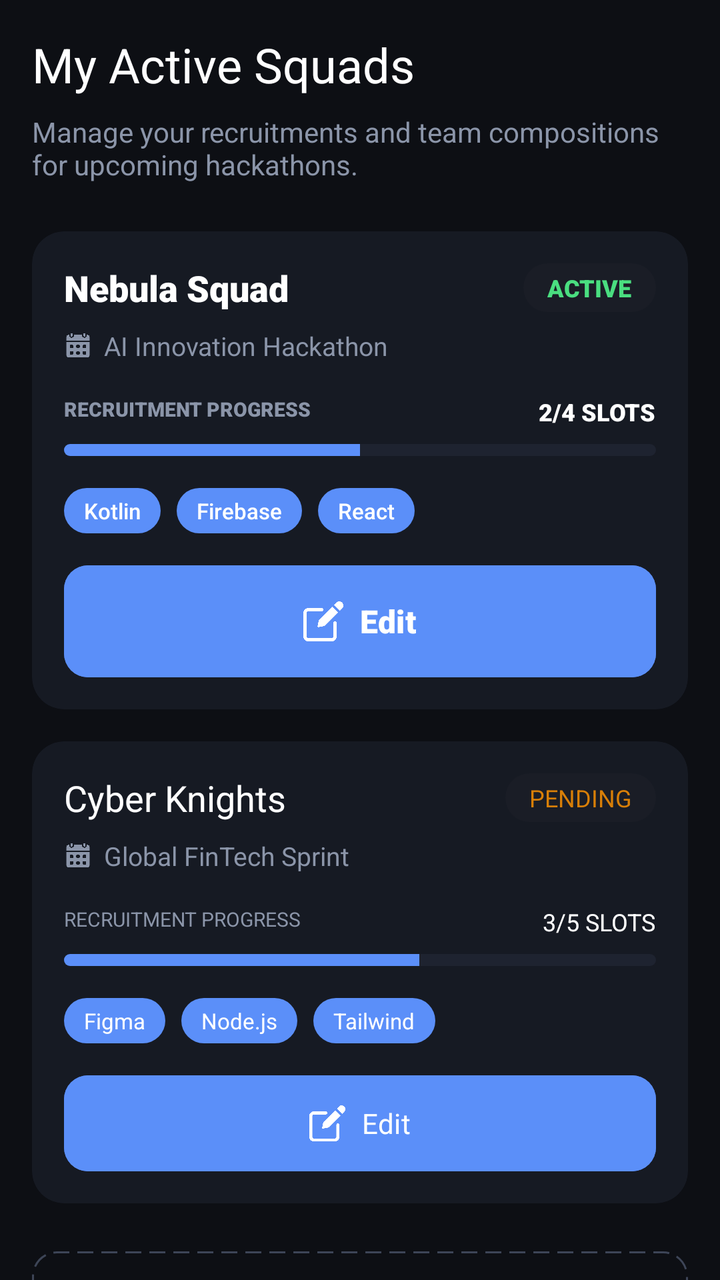
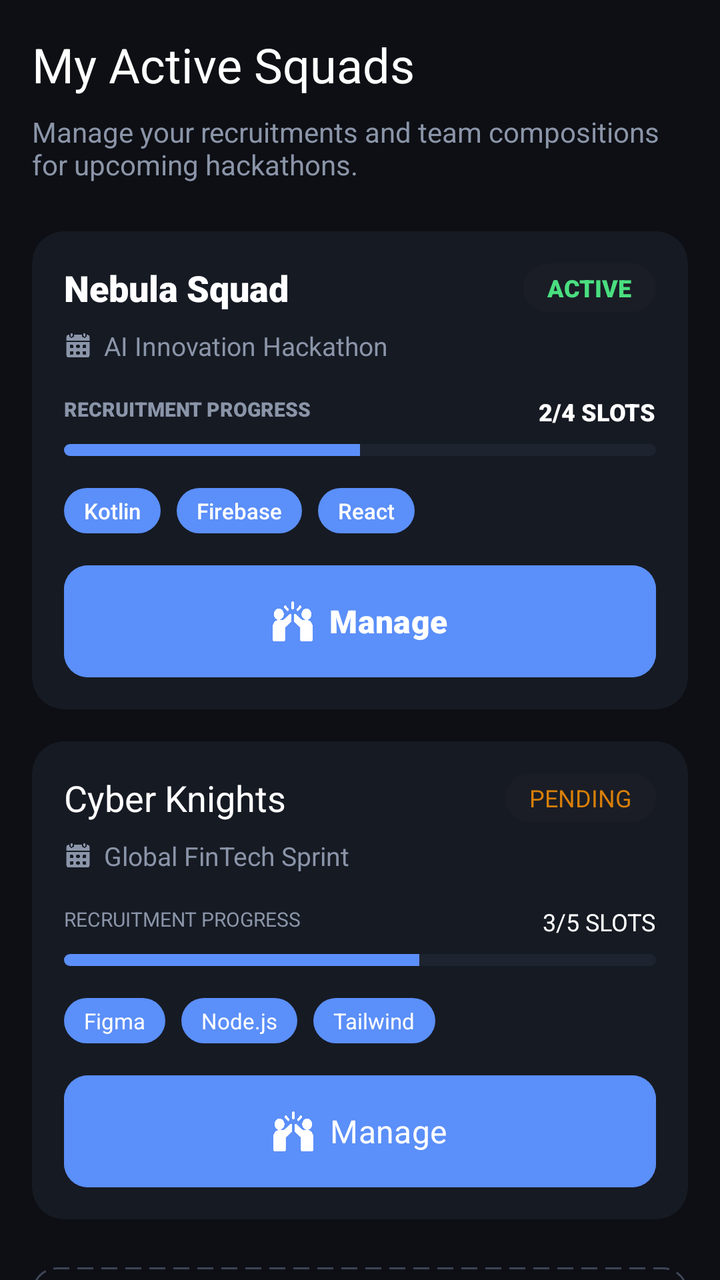

The first picture is an Android layout as it rendered before a commit; the second is the same layout after the commit. The layout source and the unified diff follow.
<!-- AndroidManifest.xml: application theme Theme.Joko -->
<!-- res/layout/fragment_tim_anda.xml -->
<?xml version="1.0" encoding="utf-8"?>
<androidx.core.widget.NestedScrollView xmlns:android="http://schemas.android.com/apk/res/android"
    xmlns:app="http://schemas.android.com/apk/res-auto"
    android:layout_width="match_parent"
    android:layout_height="match_parent"
    android:background="@color/bg_base">

    <LinearLayout
        android:layout_width="match_parent"
        android:layout_height="wrap_content"
        android:orientation="vertical"
        android:padding="16dp">

        <TextView
            android:layout_width="wrap_content"
            android:layout_height="wrap_content"
            android:fontFamily="sans-serif-black"
            android:text="My Active Squads"
            android:textColor="@color/white"
            android:textSize="24sp" />

        <TextView
            android:layout_width="wrap_content"
            android:layout_height="wrap_content"
            android:layout_marginTop="8dp"
            android:text="Manage your recruitments and team compositions for upcoming hackathons."
            android:textColor="@color/text_secondary"
            android:textSize="14sp" />

        <View
            android:layout_width="match_parent"
            android:layout_height="24dp" />

        
        <include layout="@layout/item_my_team_card" />

        
        <androidx.cardview.widget.CardView
            android:layout_width="match_parent"
            android:layout_height="wrap_content"
            android:layout_marginBottom="16dp"
            app:cardBackgroundColor="@color/bg_surface"
            app:cardCornerRadius="16dp"
            app:cardElevation="0dp"
            app:contentPadding="16dp">

            <LinearLayout
                android:layout_width="match_parent"
                android:layout_height="wrap_content"
                android:orientation="vertical">

                <RelativeLayout
                    android:layout_width="match_parent"
                    android:layout_height="wrap_content">

                    <TextView
                        android:layout_width="wrap_content"
                        android:layout_height="wrap_content"
                        android:fontFamily="sans-serif-black"
                        android:text="Cyber Knights"
                        android:textColor="@color/white"
                        android:textSize="18sp" />

                    <TextView
                        android:layout_width="wrap_content"
                        android:layout_height="wrap_content"
                        android:layout_alignParentEnd="true"
                        android:background="@drawable/bg_status_badge"
                        android:paddingHorizontal="12dp"
                        android:paddingVertical="4dp"
                        android:text="PENDING"
                        android:textColor="@color/tertiary"
                        android:textSize="12sp"
                        android:fontFamily="sans-serif-black" />

                </RelativeLayout>

                <LinearLayout
                    android:layout_width="match_parent"
                    android:layout_height="wrap_content"
                    android:layout_marginTop="8dp"
                    android:gravity="center_vertical"
                    android:orientation="horizontal">

                    <ImageView
                        android:layout_width="14dp"
                        android:layout_height="14dp"
                        android:src="@drawable/ic_calendar"
                        app:tint="@color/text_secondary" />

                    <TextView
                        android:layout_width="wrap_content"
                        android:layout_height="wrap_content"
                        android:layout_marginStart="6dp"
                        android:text="Global FinTech Sprint"
                        android:textColor="@color/text_secondary"
                        android:textSize="13sp" />
                </LinearLayout>

                <RelativeLayout
                    android:layout_width="match_parent"
                    android:layout_height="wrap_content"
                    android:layout_marginTop="16dp">

                    <TextView
                        android:layout_width="wrap_content"
                        android:layout_height="wrap_content"
                        android:text="RECRUITMENT PROGRESS"
                        android:textColor="@color/text_secondary"
                        android:textSize="10sp"
                        android:fontFamily="sans-serif-black" />

                    <TextView
                        android:layout_width="wrap_content"
                        android:layout_height="wrap_content"
                        android:layout_alignParentEnd="true"
                        android:fontFamily="sans-serif-black"
                        android:text="3/5 SLOTS"
                        android:textColor="@color/white"
                        android:textSize="12sp" />
                </RelativeLayout>

                <ProgressBar
                    style="@android:style/Widget.ProgressBar.Horizontal"
                    android:layout_width="match_parent"
                    android:layout_height="6dp"
                    android:layout_marginTop="8dp"
                    android:progress="60"
                    android:progressDrawable="@drawable/custom_progress_bar" />

                <LinearLayout
                    android:layout_width="match_parent"
                    android:layout_height="wrap_content"
                    android:layout_marginTop="16dp"
                    android:orientation="horizontal">

                    <TextView
                        android:layout_width="wrap_content"
                        android:layout_height="wrap_content"
                        android:background="@drawable/bg_tag"
                        android:paddingHorizontal="10dp"
                        android:paddingVertical="4dp"
                        android:text="Figma"
                        android:textColor="@color/white"
                        android:textSize="11sp"
                        android:fontFamily="sans-serif-medium" />

                    <TextView
                        android:layout_width="wrap_content"
                        android:layout_height="wrap_content"
                        android:layout_marginStart="8dp"
                        android:background="@drawable/bg_tag"
                        android:paddingHorizontal="10dp"
                        android:paddingVertical="4dp"
                        android:text="Node.js"
                        android:textColor="@color/white"
                        android:textSize="11sp"
                        android:fontFamily="sans-serif-medium" />

                    <TextView
                        android:layout_width="wrap_content"
                        android:layout_height="wrap_content"
                        android:layout_marginStart="8dp"
                        android:background="@drawable/bg_tag"
                        android:paddingHorizontal="10dp"
                        android:paddingVertical="4dp"
                        android:text="Tailwind"
                        android:textColor="@color/white"
                        android:textSize="11sp"
                        android:fontFamily="sans-serif-medium" />

                </LinearLayout>

                <LinearLayout
                    android:layout_width="match_parent"
                    android:layout_height="wrap_content"
                    android:layout_marginTop="16dp"
                    android:orientation="horizontal">

                    <com.google.android.material.button.MaterialButton
                        android:layout_width="match_parent"
                        android:layout_height="48dp"
                        android:backgroundTint="@color/primary"
                        android:fontFamily="sans-serif-black"
                        android:text="Edit"
                        android:textAllCaps="false"
                        android:textColor="@color/white"
                        android:textSize="14sp"
                        app:cornerRadius="12dp"
                        app:icon="@drawable/ic_edit"
                        app:iconGravity="textStart"
                        app:iconSize="18dp"
                        app:iconTint="@color/white"
                        android:insetTop="0dp"
                        android:insetBottom="0dp"/>

                </LinearLayout>
            </LinearLayout>
        </androidx.cardview.widget.CardView>

        
        <FrameLayout
            android:layout_width="match_parent"
            android:layout_height="140dp"
            android:layout_marginTop="8dp"
            android:background="@drawable/bg_dashed_border"
            android:clickable="true"
            android:focusable="true">

            <LinearLayout
                android:layout_width="wrap_content"
                android:layout_height="wrap_content"
                android:layout_gravity="center"
                android:gravity="center"
                android:orientation="vertical">

                <com.google.android.material.floatingactionbutton.FloatingActionButton
                    android:layout_width="wrap_content"
                    android:layout_height="wrap_content"
                    android:src="@android:drawable/ic_input_add"
                    app:backgroundTint="@color/bg_elevated"
                    app:fabCustomSize="48dp"
                    app:tint="@color/primary"
                    app:elevation="0dp"
                    app:borderWidth="0dp"/>

                <TextView
                    android:layout_width="wrap_content"
                    android:layout_height="wrap_content"
                    android:layout_marginTop="12dp"
                    android:fontFamily="sans-serif-black"
                    android:text="Create New Team"
                    android:textColor="@color/white"
                    android:textSize="16sp" />

                <TextView
                    android:layout_width="wrap_content"
                    android:layout_height="wrap_content"
                    android:layout_marginTop="4dp"
                    android:text="Start a squad for a new event"
                    android:textColor="@color/text_secondary"
                    android:textSize="12sp" />
            </LinearLayout>
        </FrameLayout>

    </LinearLayout>
</androidx.core.widget.NestedScrollView>
<!-- res/layout/item_my_team_card.xml (included above) -->
<?xml version="1.0" encoding="utf-8"?>
<androidx.cardview.widget.CardView xmlns:android="http://schemas.android.com/apk/res/android"
    xmlns:app="http://schemas.android.com/apk/res-auto"
    android:layout_width="match_parent"
    android:layout_height="wrap_content"
    android:layout_marginBottom="16dp"
    app:cardBackgroundColor="@color/bg_surface"
    app:cardCornerRadius="16dp"
    app:cardElevation="0dp"
    app:contentPadding="16dp">

    <LinearLayout
        android:layout_width="match_parent"
        android:layout_height="wrap_content"
        android:orientation="vertical">

        <RelativeLayout
            android:layout_width="match_parent"
            android:layout_height="wrap_content">

            <TextView
                android:id="@+id/tv_team_name"
                android:layout_width="wrap_content"
                android:layout_height="wrap_content"
                android:fontFamily="sans-serif-black"
                android:text="Nebula Squad"
                android:textColor="@color/white"
                android:textSize="18sp" />

            <TextView
                android:id="@+id/tv_status"
                android:layout_width="wrap_content"
                android:layout_height="wrap_content"
                android:layout_alignParentEnd="true"
                android:background="@drawable/bg_status_badge"
                android:paddingHorizontal="12dp"
                android:paddingVertical="4dp"
                android:text="ACTIVE"
                android:textColor="@color/secondary"
                android:textSize="12sp"
                android:fontFamily="sans-serif-black" />

        </RelativeLayout>

        <LinearLayout
            android:layout_width="match_parent"
            android:layout_height="wrap_content"
            android:layout_marginTop="8dp"
            android:gravity="center_vertical"
            android:orientation="horizontal">

            <ImageView
                android:layout_width="14dp"
                android:layout_height="14dp"
                android:src="@drawable/ic_calendar"
                app:tint="@color/text_secondary" />

            <TextView
                android:id="@+id/tv_event_name"
                android:layout_width="wrap_content"
                android:layout_height="wrap_content"
                android:layout_marginStart="6dp"
                android:text="AI Innovation Hackathon"
                android:textColor="@color/text_secondary"
                android:textSize="13sp" />
        </LinearLayout>

        <RelativeLayout
            android:layout_width="match_parent"
            android:layout_height="wrap_content"
            android:layout_marginTop="16dp">

            <TextView
                android:layout_width="wrap_content"
                android:layout_height="wrap_content"
                android:text="RECRUITMENT PROGRESS"
                android:textColor="@color/text_secondary"
                android:textSize="10sp"
                android:fontFamily="sans-serif-black" />

            <TextView
                android:id="@+id/tv_slots"
                android:layout_width="wrap_content"
                android:layout_height="wrap_content"
                android:layout_alignParentEnd="true"
                android:fontFamily="sans-serif-black"
                android:text="2/4 SLOTS"
                android:textColor="@color/white"
                android:textSize="12sp" />
        </RelativeLayout>

        <ProgressBar
            android:id="@+id/pb_recruitment"
            style="@android:style/Widget.ProgressBar.Horizontal"
            android:layout_width="match_parent"
            android:layout_height="6dp"
            android:layout_marginTop="8dp"
            android:progress="50"
            android:progressDrawable="@drawable/custom_progress_bar" />

        
        <LinearLayout
            android:layout_width="match_parent"
            android:layout_height="wrap_content"
            android:layout_marginTop="16dp"
            android:orientation="horizontal">

            <TextView
                android:layout_width="wrap_content"
                android:layout_height="wrap_content"
                android:background="@drawable/bg_tag"
                android:paddingHorizontal="10dp"
                android:paddingVertical="4dp"
                android:text="Kotlin"
                android:textColor="@color/white"
                android:textSize="11sp"
                android:fontFamily="sans-serif-medium" />

            <TextView
                android:layout_width="wrap_content"
                android:layout_height="wrap_content"
                android:layout_marginStart="8dp"
                android:background="@drawable/bg_tag"
                android:paddingHorizontal="10dp"
                android:paddingVertical="4dp"
                android:text="Firebase"
                android:textColor="@color/white"
                android:textSize="11sp"
                android:fontFamily="sans-serif-medium" />

            <TextView
                android:layout_width="wrap_content"
                android:layout_height="wrap_content"
                android:layout_marginStart="8dp"
                android:background="@drawable/bg_tag"
                android:paddingHorizontal="10dp"
                android:paddingVertical="4dp"
                android:text="React"
                android:textColor="@color/white"
                android:textSize="11sp"
                android:fontFamily="sans-serif-medium" />

        </LinearLayout>

        
        <com.google.android.material.button.MaterialButton
            android:id="@+id/btn_edit"
            android:layout_width="match_parent"
            android:layout_height="56dp"
            android:layout_marginTop="16dp"
            android:backgroundTint="@color/primary"
            android:fontFamily="sans-serif-black"
            android:text="Edit"
            android:textAllCaps="false"
            android:textColor="@color/white"
            android:textSize="16sp"
            app:cornerRadius="12dp"
            app:icon="@drawable/ic_edit"
            app:iconGravity="textStart"
            app:iconPadding="8dp"
            app:iconSize="20dp"
            app:iconTint="@color/white"
            android:insetTop="0dp"
            android:insetBottom="0dp"/>

    </LinearLayout>
</androidx.cardview.widget.CardView>
<!-- resources referenced by this layout -->
<resources>
  <color name="bg_base">#0D0F14</color>
  <color name="bg_elevated">#1E2330</color>
  <color name="bg_surface">#161A23</color>
  <color name="primary">#5B8FF9</color>
  <color name="secondary">#4ADE80</color>
  <color name="tertiary">#D87F08</color>
  <color name="text_secondary">#8B95A9</color>
  <color name="white">#FFFFFFFF</color>
  <!-- drawable bg_dashed_border (drawable) -->
  <?xml version="1.0" encoding="utf-8"?>
  <shape xmlns:android="http://schemas.android.com/apk/res/android">
      <stroke
          android:width="1dp"
          android:color="@color/text_disabled"
          android:dashWidth="8dp"
          android:dashGap="4dp" />
      <corners android:radius="12dp" />
  </shape>
  <!-- drawable bg_status_badge (drawable) -->
  <?xml version="1.0" encoding="utf-8"?>
  <shape xmlns:android="http://schemas.android.com/apk/res/android">
      <solid android:color="#1A1D26" />
      <corners android:radius="12dp" />
  </shape>
  <!-- drawable bg_tag (drawable) -->
  <?xml version="1.0" encoding="utf-8"?>
  <shape xmlns:android="http://schemas.android.com/apk/res/android">
      <solid android:color="@color/primary" />
      <corners android:radius="20dp" />
  </shape>
  <!-- drawable custom_progress_bar (drawable) -->
  <?xml version="1.0" encoding="utf-8"?>
  <layer-list xmlns:android="http://schemas.android.com/apk/res/android">
      <item android:id="@android:id/background">
          <shape>
              <corners android:radius="4dp" />
              <solid android:color="@color/bg_elevated" />
          </shape>
      </item>
      <item android:id="@android:id/progress">
          <clip>
              <shape>
                  <corners android:radius="4dp" />
                  <solid android:color="@color/primary" />
              </shape>
          </clip>
      </item>
  </layer-list>
  <!-- drawable ic_calendar: png bitmap (drawable, 10008 bytes) -->
  <!-- drawable ic_edit: png bitmap (drawable, 8017 bytes) -->
  <style name="Theme.Joko" parent="Base.Theme.Joko" />
  <color name="text_disabled">#3D4557</color>
  <style name="Base.Theme.Joko" parent="Theme.Material3.DayNight.NoActionBar">
          <item name="colorPrimary">@color/primary</item>
          <item name="android:statusBarColor">@color/bg_base</item>
          <item name="android:windowBackground">@color/bg_base</item>
  
          
          <item name="fontFamily">@font/font_body</item>
  
          <item name="textAppearanceHeadlineLarge">@style/TextAppearance.App.HeadlineLarge</item>
          <item name="textAppearanceHeadlineMedium">@style/TextAppearance.App.HeadlineMedium</item>
          <item name="textAppearanceHeadlineSmall">@style/TextAppearance.App.HeadlineSmall</item>
          <item name="textAppearanceTitleLarge">@style/TextAppearance.App.TitleLarge</item>
      </style>
  <style name="TextAppearance.App.HeadlineLarge" parent="TextAppearance.Material3.HeadlineLarge">
          <item name="fontFamily">@font/font_headlines</item>
          <item name="android:fontFamily">@font/font_headlines</item>
      </style>
  <style name="TextAppearance.App.HeadlineMedium" parent="TextAppearance.Material3.HeadlineMedium">
          <item name="fontFamily">@font/font_headlines</item>
          <item name="android:fontFamily">@font/font_headlines</item>
      </style>
  <style name="TextAppearance.App.HeadlineSmall" parent="TextAppearance.Material3.HeadlineSmall">
          <item name="fontFamily">@font/font_headlines</item>
          <item name="android:fontFamily">@font/font_headlines</item>
      </style>
  <style name="TextAppearance.App.TitleLarge" parent="TextAppearance.Material3.TitleLarge">
          <item name="fontFamily">@font/font_headlines</item>
          <item name="android:fontFamily">@font/font_headlines</item>
          <item name="android:textStyle">bold</item>
      </style>
</resources>

<!-- the commit's change to res/layout/fragment_tim_anda.xml (unified diff, before → after) -->
@@ -179,17 +179,17 @@
 
                     <com.google.android.material.button.MaterialButton
                         android:layout_width="match_parent"
-                        android:layout_height="48dp"
+                        android:layout_height="56dp"
                         android:backgroundTint="@color/primary"
                         android:fontFamily="sans-serif-black"
-                        android:text="Edit"
+                        android:text="Manage"
                         android:textAllCaps="false"
                         android:textColor="@color/white"
-                        android:textSize="14sp"
+                        android:textSize="16sp"
                         app:cornerRadius="12dp"
-                        app:icon="@drawable/ic_edit"
+                        app:icon="@drawable/ic_team"
                         app:iconGravity="textStart"
-                        app:iconSize="18dp"
+                        app:iconSize="20dp"
                         app:iconTint="@color/white"
                         android:insetTop="0dp"
                         android:insetBottom="0dp"/>
@@ -392,18 +392,18 @@
 
         
         <com.google.android.material.button.MaterialButton
-            android:id="@+id/btn_edit"
+            android:id="@+id/btn_manage"
             android:layout_width="match_parent"
             android:layout_height="56dp"
             android:layout_marginTop="16dp"
             android:backgroundTint="@color/primary"
             android:fontFamily="sans-serif-black"
-            android:text="Edit"
+            android:text="Manage"
             android:textAllCaps="false"
             android:textColor="@color/white"
             android:textSize="16sp"
             app:cornerRadius="12dp"
-            app:icon="@drawable/ic_edit"
+            app:icon="@drawable/ic_team"
             app:iconGravity="textStart"
             app:iconPadding="8dp"
             app:iconSize="20dp"
<!-- resource entries referenced after the edit -->
@@ -49,7 +49,7 @@
       </item>
   </layer-list>
   <!-- drawable ic_calendar: png bitmap (drawable, 10008 bytes) -->
-  <!-- drawable ic_edit: png bitmap (drawable, 8017 bytes) -->
+  <!-- drawable ic_team: png bitmap (drawable, 10889 bytes) -->
   <style name="Theme.Joko" parent="Base.Theme.Joko" />
   <color name="text_disabled">#3D4557</color>
   <style name="Base.Theme.Joko" parent="Theme.Material3.DayNight.NoActionBar">
